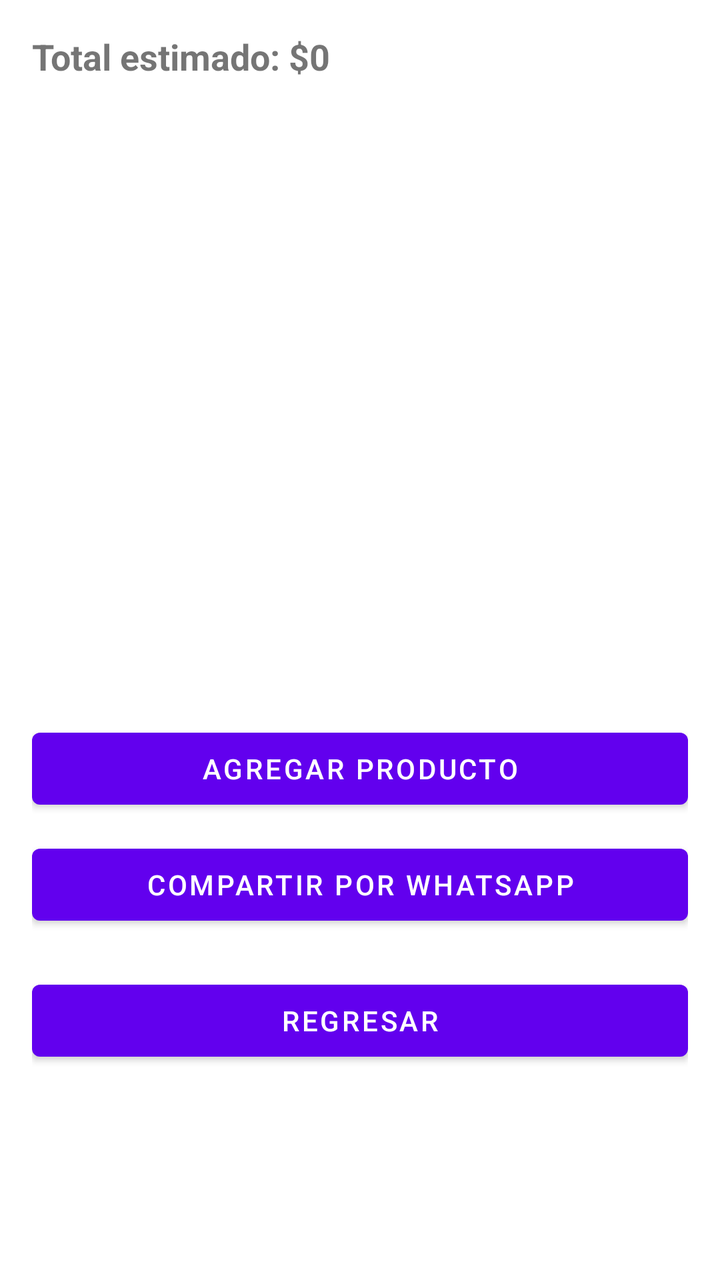
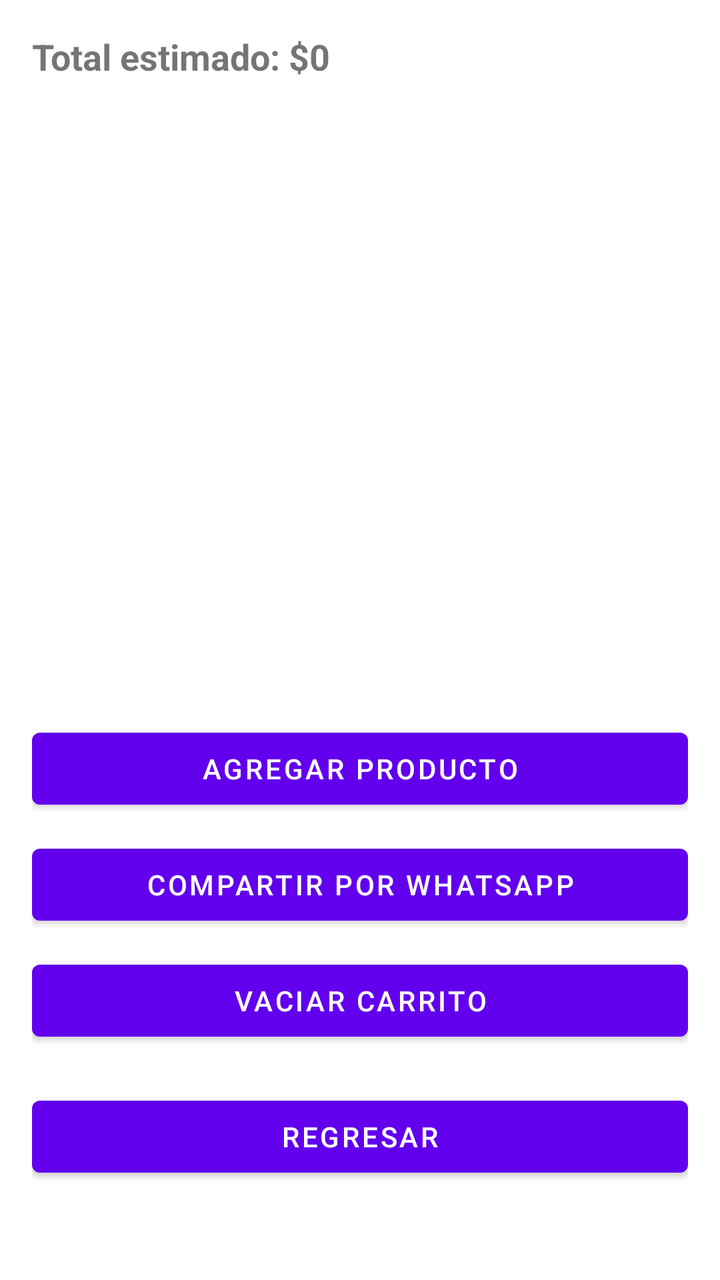

Two renders of the same Android screen: before a commit and after it. Below are the layout's source before the change and the commit's diff.
<!-- AndroidManifest.xml: fallback theme Theme.MaterialComponents.DayNight.NoActionBar -->
<!-- res/layout/activity_cart.xml -->
<?xml version="1.0" encoding="utf-8"?>
<LinearLayout
    xmlns:android="http://schemas.android.com/apk/res/android"
    android:orientation="vertical"
    android:padding="16dp"
    android:layout_width="match_parent"
    android:layout_height="match_parent">

    
    <TextView
        android:id="@+id/txtTotal"
        android:layout_width="match_parent"
        android:layout_height="wrap_content"
        android:text="Total estimado: $0"
        android:textSize="18sp"
        android:textStyle="bold"
        android:layout_marginBottom="10dp"/>

    
    <ListView
        android:id="@+id/listView"
        android:layout_width="match_parent"
        android:layout_height="300dp" />

    
    <Button
        android:id="@+id/btnAdd"
        android:layout_width="match_parent"
        android:layout_height="wrap_content"
        android:text="Agregar producto"
        android:layout_marginTop="10dp"/>

    
    <Button
        android:id="@+id/btnWhats"
        android:layout_width="match_parent"
        android:layout_height="wrap_content"
        android:text="Compartir por WhatsApp"
        android:layout_marginTop="10dp"/>

    
    <Button
        android:id="@+id/btnBack"
        android:layout_width="match_parent"
        android:layout_height="wrap_content"
        android:text="Regresar"
        android:layout_marginTop="20dp"/>

</LinearLayout>
<!-- resources referenced by this layout -->
<resources>

</resources>

<!-- the commit's change to res/layout/activity_cart.xml (unified diff, before → after) -->
@@ -40,6 +40,14 @@
 
     
     <Button
+        android:id="@+id/btnClear"
+        android:layout_width="match_parent"
+        android:layout_height="wrap_content"
+        android:text="Vaciar carrito"
+        android:layout_marginTop="10dp"/>
+
+    
+    <Button
         android:id="@+id/btnBack"
         android:layout_width="match_parent"
         android:layout_height="wrap_content"
